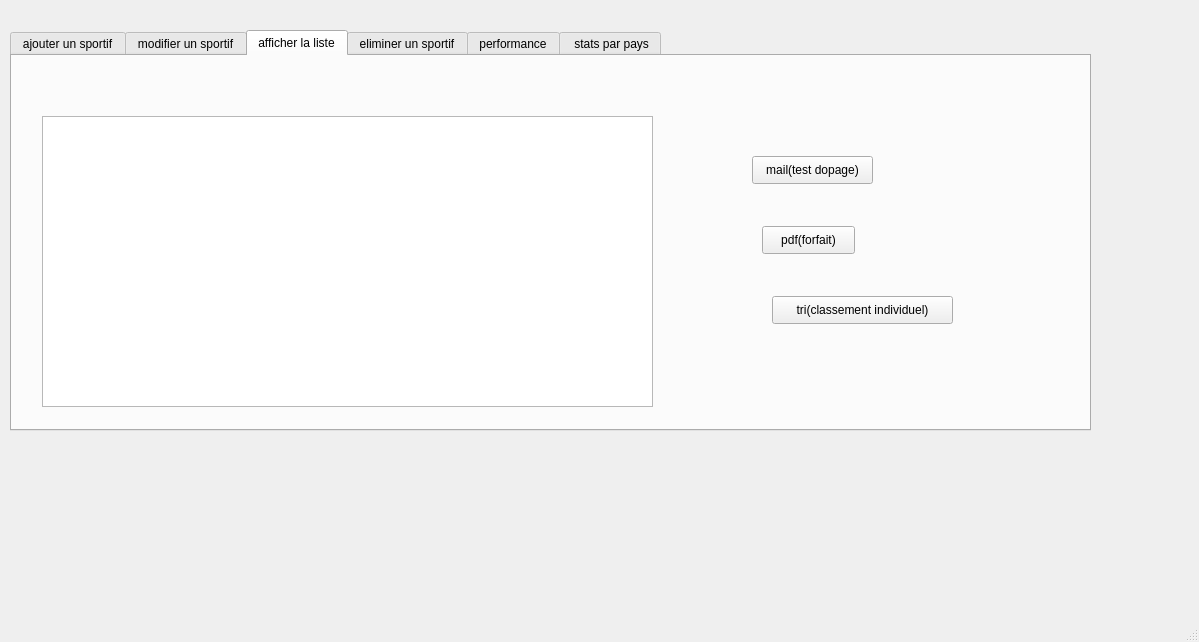
This is OneDrive/Bureau/gestiondessportif/mainwindow.ui in Haroun-Gaida/Olympic_Game_2A17 as Qt 5 draws it before an edit. The edited form follows.
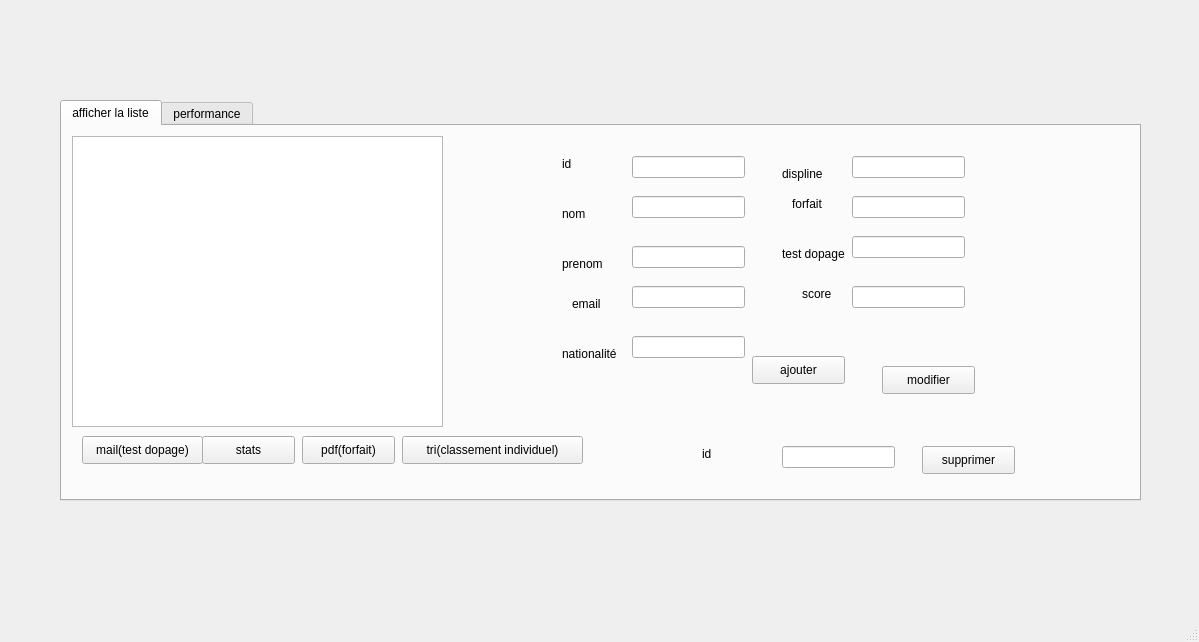
This is the edited form. The open tabs and pages were chosen to show the change.

The edit to the form file:
```diff
--- a/OneDrive/Bureau/gestiondessportif/mainwindow.ui
+++ b/OneDrive/Bureau/gestiondessportif/mainwindow.ui
@@ -17,8 +17,8 @@
    <widget class="QTabWidget" name="tabWidget">
     <property name="geometry">
      <rect>
-      <x>10</x>
-      <y>30</y>
+      <x>60</x>
+      <y>100</y>
       <width>1081</width>
       <height>401</height>
      </rect>
@@ -26,456 +26,6 @@
     <property name="currentIndex">
      <number>0</number>
     </property>
-    <widget class="QWidget" name="tab">
-     <attribute name="title">
-      <string>ajouter un sportif</string>
-     </attribute>
-     <widget class="QLabel" name="label">
-      <property name="geometry">
-       <rect>
-        <x>30</x>
-        <y>40</y>
-        <width>56</width>
-        <height>16</height>
-       </rect>
-      </property>
-      <property name="text">
-       <string>id</string>
-      </property>
-     </widget>
-     <widget class="QLabel" name="label_2">
-      <property name="geometry">
-       <rect>
-        <x>30</x>
-        <y>100</y>
-        <width>56</width>
-        <height>16</height>
-       </rect>
-      </property>
-      <property name="text">
-       <string>nom</string>
-      </property>
-     </widget>
-     <widget class="QLabel" name="label_3">
-      <property name="geometry">
-       <rect>
-        <x>30</x>
-        <y>160</y>
-        <width>56</width>
-        <height>16</height>
-       </rect>
-      </property>
-      <property name="text">
-       <string>prenom</string>
-      </property>
-     </widget>
-     <widget class="QLineEdit" name="le_id">
-      <property name="geometry">
-       <rect>
-        <x>110</x>
-        <y>40</y>
-        <width>113</width>
-        <height>22</height>
-       </rect>
-      </property>
-     </widget>
-     <widget class="QLineEdit" name="le_nom">
-      <property name="geometry">
-       <rect>
-        <x>110</x>
-        <y>100</y>
-        <width>113</width>
-        <height>22</height>
-       </rect>
-      </property>
-     </widget>
-     <widget class="QLineEdit" name="le_prenom">
-      <property name="geometry">
-       <rect>
-        <x>110</x>
-        <y>160</y>
-        <width>113</width>
-        <height>22</height>
-       </rect>
-      </property>
-     </widget>
-     <widget class="QPushButton" name="pushButton_2">
-      <property name="geometry">
-       <rect>
-        <x>470</x>
-        <y>290</y>
-        <width>93</width>
-        <height>28</height>
-       </rect>
-      </property>
-      <property name="text">
-       <string>ajouter</string>
-      </property>
-     </widget>
-     <widget class="QLabel" name="label_5">
-      <property name="geometry">
-       <rect>
-        <x>300</x>
-        <y>40</y>
-        <width>56</width>
-        <height>16</height>
-       </rect>
-      </property>
-      <property name="text">
-       <string>displine</string>
-      </property>
-     </widget>
-     <widget class="QLineEdit" name="le1">
-      <property name="geometry">
-       <rect>
-        <x>390</x>
-        <y>40</y>
-        <width>113</width>
-        <height>22</height>
-       </rect>
-      </property>
-     </widget>
-     <widget class="QLabel" name="label_6">
-      <property name="geometry">
-       <rect>
-        <x>290</x>
-        <y>160</y>
-        <width>71</width>
-        <height>16</height>
-       </rect>
-      </property>
-      <property name="text">
-       <string>test dopage</string>
-      </property>
-     </widget>
-     <widget class="QLineEdit" name="le3">
-      <property name="geometry">
-       <rect>
-        <x>390</x>
-        <y>160</y>
-        <width>113</width>
-        <height>22</height>
-       </rect>
-      </property>
-     </widget>
-     <widget class="QLabel" name="label_7">
-      <property name="geometry">
-       <rect>
-        <x>300</x>
-        <y>100</y>
-        <width>56</width>
-        <height>16</height>
-       </rect>
-      </property>
-      <property name="text">
-       <string>forfait</string>
-      </property>
-     </widget>
-     <widget class="QLineEdit" name="le2">
-      <property name="geometry">
-       <rect>
-        <x>390</x>
-        <y>100</y>
-        <width>113</width>
-        <height>22</height>
-       </rect>
-      </property>
-     </widget>
-     <widget class="QLabel" name="label_14">
-      <property name="geometry">
-       <rect>
-        <x>30</x>
-        <y>210</y>
-        <width>56</width>
-        <height>16</height>
-       </rect>
-      </property>
-      <property name="text">
-       <string>email</string>
-      </property>
-     </widget>
-     <widget class="QLineEdit" name="leem">
-      <property name="geometry">
-       <rect>
-        <x>110</x>
-        <y>210</y>
-        <width>113</width>
-        <height>22</height>
-       </rect>
-      </property>
-     </widget>
-     <widget class="QLabel" name="label_16">
-      <property name="geometry">
-       <rect>
-        <x>300</x>
-        <y>210</y>
-        <width>56</width>
-        <height>16</height>
-       </rect>
-      </property>
-      <property name="text">
-       <string>score</string>
-      </property>
-     </widget>
-     <widget class="QLineEdit" name="lescore">
-      <property name="geometry">
-       <rect>
-        <x>390</x>
-        <y>210</y>
-        <width>113</width>
-        <height>22</height>
-       </rect>
-      </property>
-     </widget>
-     <widget class="QLabel" name="label_26">
-      <property name="geometry">
-       <rect>
-        <x>30</x>
-        <y>260</y>
-        <width>71</width>
-        <height>16</height>
-       </rect>
-      </property>
-      <property name="text">
-       <string>nationalité</string>
-      </property>
-     </widget>
-     <widget class="QLineEdit" name="lena">
-      <property name="geometry">
-       <rect>
-        <x>110</x>
-        <y>260</y>
-        <width>113</width>
-        <height>22</height>
-       </rect>
-      </property>
-     </widget>
-    </widget>
-    <widget class="QWidget" name="tab_4">
-     <attribute name="title">
-      <string>modifier un sportif</string>
-     </attribute>
-     <widget class="QLabel" name="label_8">
-      <property name="geometry">
-       <rect>
-        <x>60</x>
-        <y>60</y>
-        <width>56</width>
-        <height>16</height>
-       </rect>
-      </property>
-      <property name="text">
-       <string>id</string>
-      </property>
-     </widget>
-     <widget class="QLabel" name="label_9">
-      <property name="geometry">
-       <rect>
-        <x>60</x>
-        <y>120</y>
-        <width>56</width>
-        <height>16</height>
-       </rect>
-      </property>
-      <property name="text">
-       <string>nom</string>
-      </property>
-     </widget>
-     <widget class="QLabel" name="label_10">
-      <property name="geometry">
-       <rect>
-        <x>50</x>
-        <y>220</y>
-        <width>56</width>
-        <height>16</height>
-       </rect>
-      </property>
-      <property name="text">
-       <string>prenom</string>
-      </property>
-     </widget>
-     <widget class="QLabel" name="label_11">
-      <property name="geometry">
-       <rect>
-        <x>280</x>
-        <y>70</y>
-        <width>56</width>
-        <height>16</height>
-       </rect>
-      </property>
-      <property name="text">
-       <string>discipline</string>
-      </property>
-     </widget>
-     <widget class="QLabel" name="label_12">
-      <property name="geometry">
-       <rect>
-        <x>280</x>
-        <y>140</y>
-        <width>71</width>
-        <height>16</height>
-       </rect>
-      </property>
-      <property name="text">
-       <string>test dopage</string>
-      </property>
-     </widget>
-     <widget class="QLabel" name="label_13">
-      <property name="geometry">
-       <rect>
-        <x>280</x>
-        <y>220</y>
-        <width>56</width>
-        <height>16</height>
-       </rect>
-      </property>
-      <property name="text">
-       <string>forfait </string>
-      </property>
-     </widget>
-     <widget class="QPushButton" name="pushButton_3">
-      <property name="geometry">
-       <rect>
-        <x>510</x>
-        <y>310</y>
-        <width>93</width>
-        <height>28</height>
-       </rect>
-      </property>
-      <property name="text">
-       <string>modifier</string>
-      </property>
-     </widget>
-     <widget class="QLineEdit" name="lineEdit">
-      <property name="geometry">
-       <rect>
-        <x>100</x>
-        <y>60</y>
-        <width>113</width>
-        <height>22</height>
-       </rect>
-      </property>
-     </widget>
-     <widget class="QLineEdit" name="lineEdit_2">
-      <property name="geometry">
-       <rect>
-        <x>100</x>
-        <y>120</y>
-        <width>113</width>
-        <height>22</height>
-       </rect>
-      </property>
-     </widget>
-     <widget class="QLineEdit" name="lineEdit_3">
-      <property name="geometry">
-       <rect>
-        <x>110</x>
-        <y>220</y>
-        <width>113</width>
-        <height>22</height>
-       </rect>
-      </property>
-     </widget>
-     <widget class="QLineEdit" name="lineEdit_5">
-      <property name="geometry">
-       <rect>
-        <x>360</x>
-        <y>70</y>
-        <width>113</width>
-        <height>22</height>
-       </rect>
-      </property>
-     </widget>
-     <widget class="QLineEdit" name="lineEdit_6">
-      <property name="geometry">
-       <rect>
-        <x>380</x>
-        <y>140</y>
-        <width>113</width>
-        <height>22</height>
-       </rect>
-      </property>
-     </widget>
-     <widget class="QLineEdit" name="lineEdit_7">
-      <property name="geometry">
-       <rect>
-        <x>380</x>
-        <y>220</y>
-        <width>113</width>
-        <height>22</height>
-       </rect>
-      </property>
-     </widget>
-     <widget class="QLabel" name="label_15">
-      <property name="geometry">
-       <rect>
-        <x>50</x>
-        <y>270</y>
-        <width>56</width>
-        <height>16</height>
-       </rect>
-      </property>
-      <property name="text">
-       <string>email</string>
-      </property>
-     </widget>
-     <widget class="QLineEdit" name="leem2">
-      <property name="geometry">
-       <rect>
-        <x>120</x>
-        <y>270</y>
-        <width>113</width>
-        <height>22</height>
-       </rect>
-      </property>
-     </widget>
-     <widget class="QLabel" name="label_17">
-      <property name="geometry">
-       <rect>
-        <x>280</x>
-        <y>270</y>
-        <width>56</width>
-        <height>16</height>
-       </rect>
-      </property>
-      <property name="text">
-       <string>score</string>
-      </property>
-     </widget>
-     <widget class="QLineEdit" name="lescore1">
-      <property name="geometry">
-       <rect>
-        <x>380</x>
-        <y>270</y>
-        <width>113</width>
-        <height>22</height>
-       </rect>
-      </property>
-     </widget>
-     <widget class="QLabel" name="label_27">
-      <property name="geometry">
-       <rect>
-        <x>40</x>
-        <y>320</y>
-        <width>61</width>
-        <height>16</height>
-       </rect>
-      </property>
-      <property name="text">
-       <string>nationalité</string>
-      </property>
-     </widget>
-     <widget class="QLineEdit" name="lena1">
-      <property name="geometry">
-       <rect>
-        <x>120</x>
-        <y>320</y>
-        <width>113</width>
-        <height>22</height>
-       </rect>
-      </property>
-     </widget>
-    </widget>
     <widget class="QWidget" name="tab_2">
      <attribute name="title">
       <string>afficher la liste</string>
@@ -483,9 +33,9 @@
      <widget class="QTableView" name="tableView">
       <property name="geometry">
        <rect>
-        <x>30</x>
-        <y>60</y>
-        <width>611</width>
+        <x>10</x>
+        <y>10</y>
+        <width>371</width>
         <height>291</height>
        </rect>
       </property>
@@ -493,8 +43,8 @@
      <widget class="QPushButton" name="pushButton_4">
       <property name="geometry">
        <rect>
-        <x>750</x>
-        <y>170</y>
+        <x>240</x>
+        <y>310</y>
         <width>93</width>
         <height>28</height>
        </rect>
@@ -506,8 +56,8 @@
      <widget class="QPushButton" name="pushButton_5">
       <property name="geometry">
        <rect>
-        <x>760</x>
-        <y>240</y>
+        <x>340</x>
+        <y>310</y>
         <width>181</width>
         <height>28</height>
        </rect>
@@ -519,8 +69,8 @@
      <widget class="QPushButton" name="pushButton_6">
       <property name="geometry">
        <rect>
-        <x>740</x>
-        <y>100</y>
+        <x>20</x>
+        <y>310</y>
         <width>121</width>
         <height>28</height>
        </rect>
@@ -529,39 +79,37 @@
        <string>mail(test dopage)</string>
       </property>
      </widget>
-    </widget>
-    <widget class="QWidget" name="tab_3">
-     <attribute name="title">
-      <string>eliminer un sportif</string>
-     </attribute>
-     <widget class="QLabel" name="label_4">
+     <widget class="QPushButton" name="pushButton_7">
       <property name="geometry">
        <rect>
-        <x>150</x>
-        <y>170</y>
-        <width>56</width>
-        <height>16</height>
+        <x>140</x>
+        <y>310</y>
+        <width>93</width>
+        <height>28</height>
        </rect>
       </property>
       <property name="text">
-       <string>id</string>
+       <string>stats</string>
       </property>
      </widget>
-     <widget class="QLineEdit" name="lineEdit_4">
+     <widget class="QPushButton" name="pushButton_13">
       <property name="geometry">
        <rect>
-        <x>250</x>
-        <y>170</y>
-        <width>113</width>
-        <height>22</height>
+        <x>820</x>
+        <y>240</y>
+        <width>93</width>
+        <height>28</height>
        </rect>
       </property>
+      <property name="text">
+       <string>modifier</string>
+      </property>
      </widget>
      <widget class="QPushButton" name="pushButton">
       <property name="geometry">
        <rect>
-        <x>490</x>
-        <y>280</y>
+        <x>860</x>
+        <y>320</y>
         <width>93</width>
         <height>28</height>
        </rect>
@@ -570,6 +118,249 @@
        <string>supprimer</string>
       </property>
      </widget>
+     <widget class="QPushButton" name="pushButton_2">
+      <property name="geometry">
+       <rect>
+        <x>690</x>
+        <y>230</y>
+        <width>93</width>
+        <height>28</height>
+       </rect>
+      </property>
+      <property name="text">
+       <string>ajouter</string>
+      </property>
+     </widget>
+     <widget class="QLabel" name="label_4">
+      <property name="geometry">
+       <rect>
+        <x>640</x>
+        <y>320</y>
+        <width>56</width>
+        <height>16</height>
+       </rect>
+      </property>
+      <property name="text">
+       <string>id</string>
+      </property>
+     </widget>
+     <widget class="QLineEdit" name="lineEdit_4">
+      <property name="geometry">
+       <rect>
+        <x>720</x>
+        <y>320</y>
+        <width>113</width>
+        <height>22</height>
+       </rect>
+      </property>
+     </widget>
+     <widget class="QLabel" name="label">
+      <property name="geometry">
+       <rect>
+        <x>500</x>
+        <y>30</y>
+        <width>56</width>
+        <height>16</height>
+       </rect>
+      </property>
+      <property name="text">
+       <string>id</string>
+      </property>
+     </widget>
+     <widget class="QLineEdit" name="le_id">
+      <property name="geometry">
+       <rect>
+        <x>570</x>
+        <y>30</y>
+        <width>113</width>
+        <height>22</height>
+       </rect>
+      </property>
+     </widget>
+     <widget class="QLabel" name="label_5">
+      <property name="geometry">
+       <rect>
+        <x>720</x>
+        <y>40</y>
+        <width>56</width>
+        <height>16</height>
+       </rect>
+      </property>
+      <property name="text">
+       <string>displine</string>
+      </property>
+     </widget>
+     <widget class="QLineEdit" name="le1">
+      <property name="geometry">
+       <rect>
+        <x>790</x>
+        <y>30</y>
+        <width>113</width>
+        <height>22</height>
+       </rect>
+      </property>
+     </widget>
+     <widget class="QLabel" name="label_2">
+      <property name="geometry">
+       <rect>
+        <x>500</x>
+        <y>80</y>
+        <width>56</width>
+        <height>16</height>
+       </rect>
+      </property>
+      <property name="text">
+       <string>nom</string>
+      </property>
+     </widget>
+     <widget class="QLineEdit" name="le_nom">
+      <property name="geometry">
+       <rect>
+        <x>570</x>
+        <y>70</y>
+        <width>113</width>
+        <height>22</height>
+       </rect>
+      </property>
+     </widget>
+     <widget class="QLabel" name="label_7">
+      <property name="geometry">
+       <rect>
+        <x>730</x>
+        <y>70</y>
+        <width>56</width>
+        <height>16</height>
+       </rect>
+      </property>
+      <property name="text">
+       <string>forfait</string>
+      </property>
+     </widget>
+     <widget class="QLineEdit" name="le2">
+      <property name="geometry">
+       <rect>
+        <x>790</x>
+        <y>70</y>
+        <width>113</width>
+        <height>22</height>
+       </rect>
+      </property>
+     </widget>
+     <widget class="QLabel" name="label_3">
+      <property name="geometry">
+       <rect>
+        <x>500</x>
+        <y>130</y>
+        <width>56</width>
+        <height>16</height>
+       </rect>
+      </property>
+      <property name="text">
+       <string>prenom</string>
+      </property>
+     </widget>
+     <widget class="QLineEdit" name="le_prenom">
+      <property name="geometry">
+       <rect>
+        <x>570</x>
+        <y>120</y>
+        <width>113</width>
+        <height>22</height>
+       </rect>
+      </property>
+     </widget>
+     <widget class="QLabel" name="label_6">
+      <property name="geometry">
+       <rect>
+        <x>720</x>
+        <y>120</y>
+        <width>71</width>
+        <height>16</height>
+       </rect>
+      </property>
+      <property name="text">
+       <string>test dopage</string>
+      </property>
+     </widget>
+     <widget class="QLineEdit" name="le3">
+      <property name="geometry">
+       <rect>
+        <x>790</x>
+        <y>110</y>
+        <width>113</width>
+        <height>22</height>
+       </rect>
+      </property>
+     </widget>
+     <widget class="QLabel" name="label_14">
+      <property name="geometry">
+       <rect>
+        <x>510</x>
+        <y>170</y>
+        <width>56</width>
+        <height>16</height>
+       </rect>
+      </property>
+      <property name="text">
+       <string>email</string>
+      </property>
+     </widget>
+     <widget class="QLineEdit" name="leem">
+      <property name="geometry">
+       <rect>
+        <x>570</x>
+        <y>160</y>
+        <width>113</width>
+        <height>22</height>
+       </rect>
+      </property>
+     </widget>
+     <widget class="QLabel" name="label_16">
+      <property name="geometry">
+       <rect>
+        <x>740</x>
+        <y>160</y>
+        <width>56</width>
+        <height>16</height>
+       </rect>
+      </property>
+      <property name="text">
+       <string>score</string>
+      </property>
+     </widget>
+     <widget class="QLineEdit" name="lescore">
+      <property name="geometry">
+       <rect>
+        <x>790</x>
+        <y>160</y>
+        <width>113</width>
+        <height>22</height>
+       </rect>
+      </property>
+     </widget>
+     <widget class="QLabel" name="label_26">
+      <property name="geometry">
+       <rect>
+        <x>500</x>
+        <y>220</y>
+        <width>71</width>
+        <height>16</height>
+       </rect>
+      </property>
+      <property name="text">
+       <string>nationalité</string>
+      </property>
+     </widget>
+     <widget class="QLineEdit" name="lena">
+      <property name="geometry">
+       <rect>
+        <x>570</x>
+        <y>210</y>
+        <width>113</width>
+        <height>22</height>
+       </rect>
+      </property>
+     </widget>
     </widget>
     <widget class="QWidget" name="tab_7">
      <attribute name="title">
@@ -837,21 +628,6 @@
       </widget>
      </widget>
     </widget>
-    <widget class="QWidget" name="tab_8">
-     <attribute name="title">
-      <string> stats par pays</string>
-     </attribute>
-     <widget class="QTableView" name="tableView1">
-      <property name="geometry">
-       <rect>
-        <x>70</x>
-        <y>40</y>
-        <width>591</width>
-        <height>271</height>
-       </rect>
-      </property>
-     </widget>
-    </widget>
    </widget>
   </widget>
   <widget class="QMenuBar" name="menubar">
```
